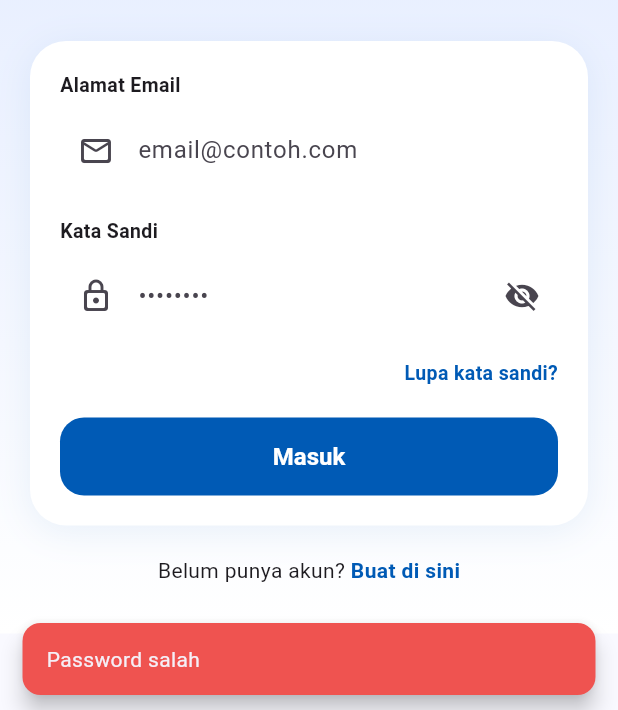
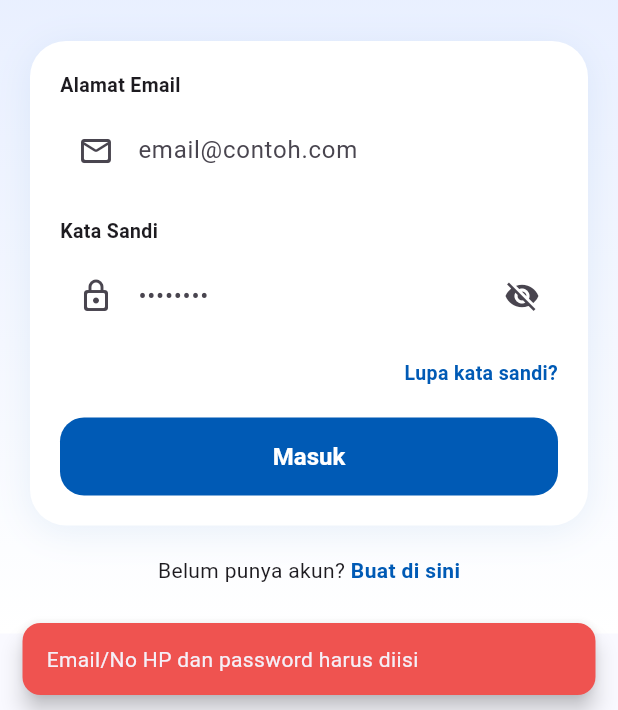
Before and after one commit to GilangPrattm/Prediksi-Stunting-Mobile, a Flutter app: the screen it shows after launch, after a tap on "Lewati", after a tap on "Masuk", on a phone screen of 412 x 824 dp, the part 526-1236 px from its top. Run offline on Flutter 3.47's test engine with Material 3 defaults, Android fonts, the phone set to English and light mode, and no system bars; our stand-ins replace fl_chart, flutter_markdown_plus, shared_preferences; Roboto replaces fonts that are missing (Nunito).

Commit message:
benerin yg error

```diff
--- a/lib/login_page.dart
+++ b/lib/login_page.dart
@@ -3,6 +3,7 @@ import 'package:shared_preferences/shared_preferences.dart';
 
 import 'home_page.dart';
 import 'register_page.dart';
+import 'services/auth_service.dart';
 
 class LoginPage extends StatefulWidget {
   const LoginPage({super.key});
@@ -80,20 +81,27 @@ class _LoginPageState extends State<LoginPage>
   // LOGIN
   // =========================
 
+  final AuthService _authService = AuthService();
+
   void _prosesLogin() async {
+    if (_identifierController.text.trim().isEmpty || _passwordController.text.isEmpty) {
+      ScaffoldMessenger.of(context).showSnackBar(
+        SnackBar(
+          content: const Text('Email/No HP dan password harus diisi'),
+          backgroundColor: Colors.red.shade400,
+          behavior: SnackBarBehavior.floating,
+          shape: RoundedRectangleBorder(borderRadius: BorderRadius.circular(12)),
+        ),
+      );
+      return;
+    }
+
     setState(() => _isLoading = true);
 
-    SharedPreferences prefs = await SharedPreferences.getInstance();
-
-    // PASSWORD DEFAULT
-    const defaultPassword = "123456";
-
-    // AMBIL PASSWORD BARU
-    String savedPassword = prefs.getString('new_password') ?? defaultPassword;
-
-    await Future.delayed(const Duration(milliseconds: 800));
-
-    bool sukses = _passwordController.text == savedPassword;
+    bool sukses = await _authService.login(
+      _identifierController.text.trim(),
+      _passwordController.text,
+    );
 
     setState(() => _isLoading = false);
 
@@ -102,13 +110,10 @@ class _LoginPageState extends State<LoginPage>
 
       Navigator.pushReplacement(
         context,
-
         PageRouteBuilder(
           pageBuilder: (_, a, __) => const HomePage(),
-
           transitionsBuilder: (_, a, __, child) =>
               FadeTransition(opacity: a, child: child),
-
           transitionDuration: const Duration(milliseconds: 500),
         ),
       );
@@ -117,12 +122,9 @@ class _LoginPageState extends State<LoginPage>
 
       ScaffoldMessenger.of(context).showSnackBar(
         SnackBar(
-          content: const Text('Password salah'),
-
+          content: const Text('Email/Nomor HP atau Password salah'),
           backgroundColor: Colors.red.shade400,
-
           behavior: SnackBarBehavior.floating,
-
           shape: RoundedRectangleBorder(
             borderRadius: BorderRadius.circular(12),
           ),
```
